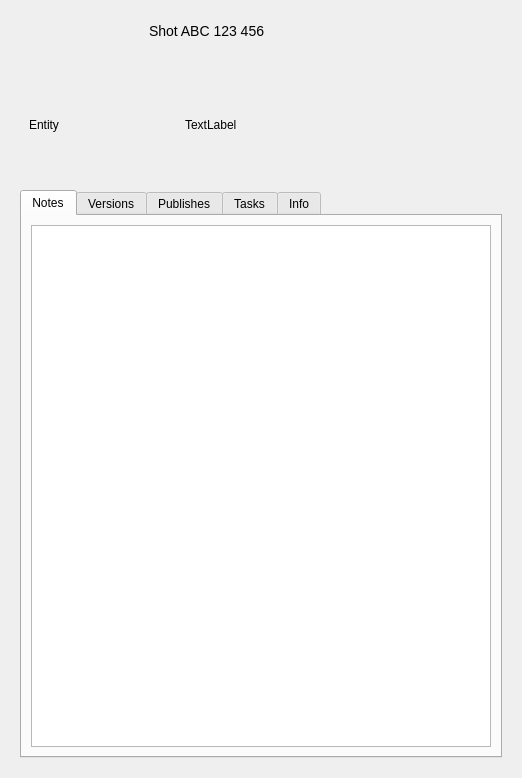
shotgunsoftware/tk-multi-shotgunpanel, file resources/dialog.ui: the form before one commit.
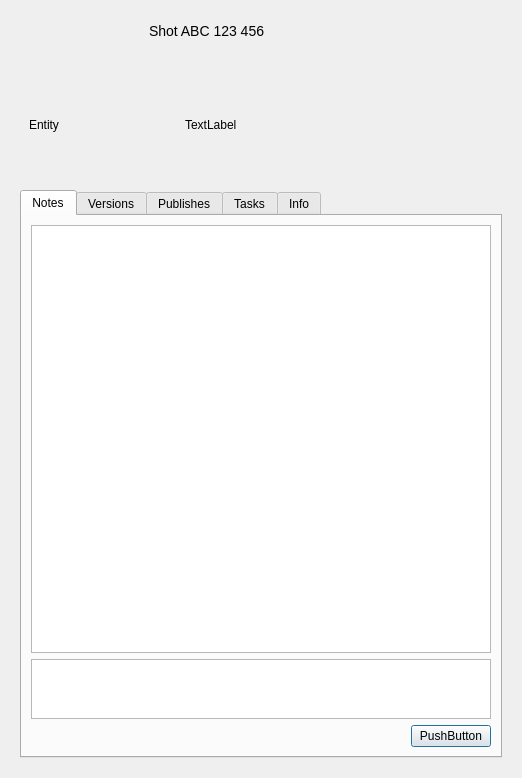
The form after the commit. The open tabs and pages were chosen to show the change. Icons and pictures are not drawn.

```diff
--- a/resources/dialog.ui
+++ b/resources/dialog.ui
@@ -210,6 +210,40 @@
              </property>
             </widget>
            </item>
+           <item>
+            <widget class="QPlainTextEdit" name="plainTextEdit">
+             <property name="maximumSize">
+              <size>
+               <width>16777215</width>
+               <height>60</height>
+              </size>
+             </property>
+            </widget>
+           </item>
+           <item>
+            <layout class="QHBoxLayout" name="horizontalLayout_6">
+             <item>
+              <spacer name="horizontalSpacer">
+               <property name="orientation">
+                <enum>Qt::Horizontal</enum>
+               </property>
+               <property name="sizeHint" stdset="0">
+                <size>
+                 <width>40</width>
+                 <height>20</height>
+                </size>
+               </property>
+              </spacer>
+             </item>
+             <item>
+              <widget class="QPushButton" name="pushButton">
+               <property name="text">
+                <string>PushButton</string>
+               </property>
+              </widget>
+             </item>
+            </layout>
+           </item>
           </layout>
          </widget>
          <widget class="QWidget" name="entity_version_tab">
```
Left out of the diff: 36 changed lines with no effect on the pictures.
